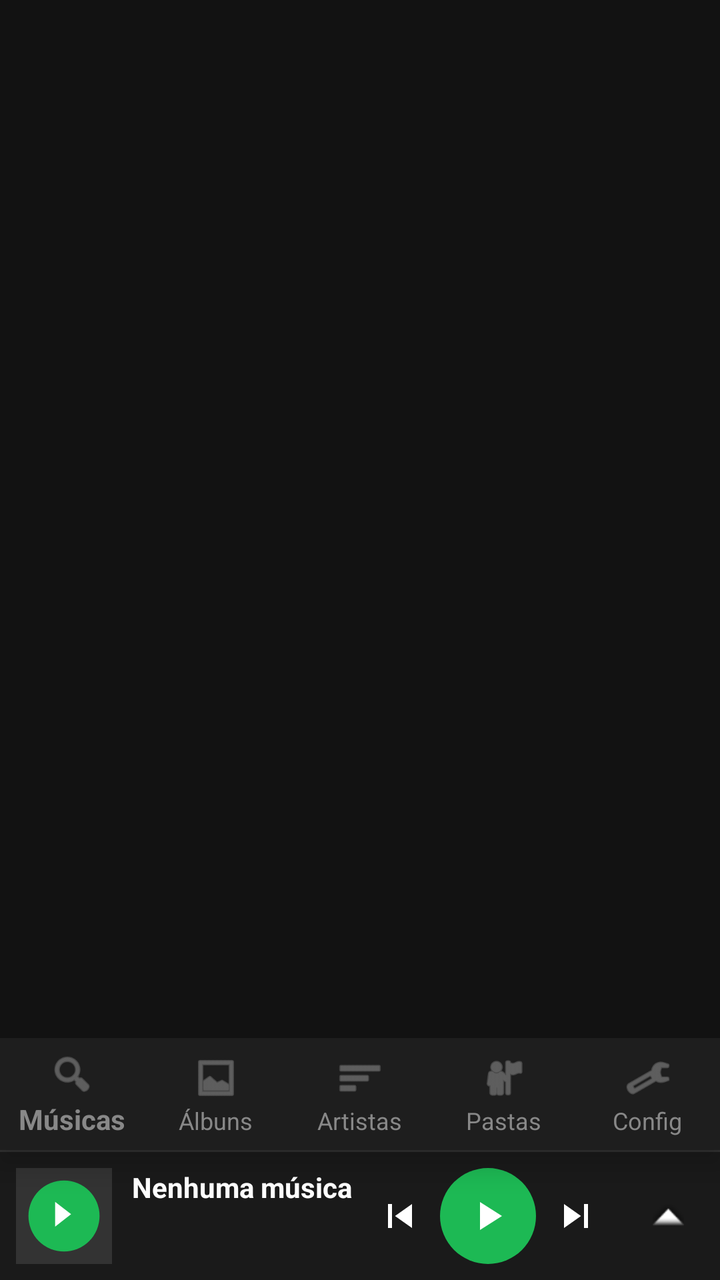
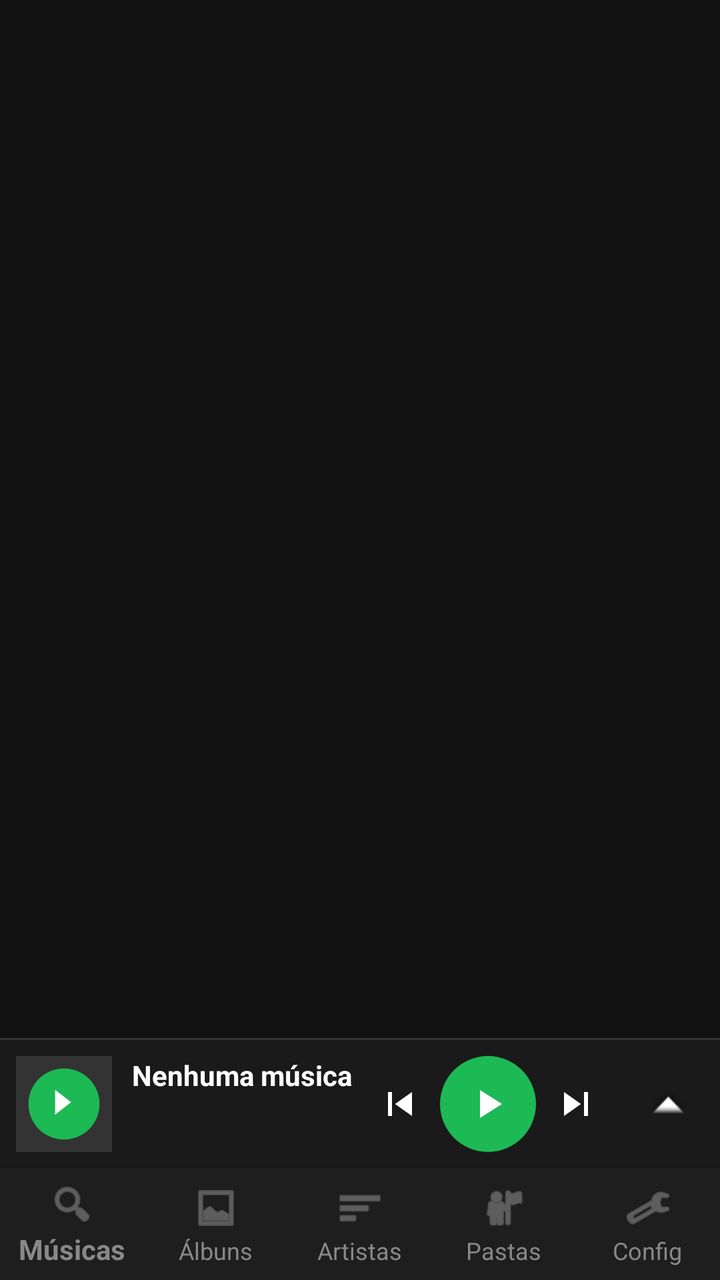

Screens rendered from an Android XML layout before and after an edit, with the pre-edit source and the edit as a unified diff.
<!-- AndroidManifest.xml: application theme Theme.Mp3Player -->
<!-- res/layout/activity_main.xml -->
<?xml version="1.0" encoding="utf-8"?>
<LinearLayout xmlns:android="http://schemas.android.com/apk/res/android"
    xmlns:app="http://schemas.android.com/apk/res-auto"
    android:layout_width="match_parent"
    android:layout_height="match_parent"
    android:orientation="vertical"
    android:background="#121212">

    <LinearLayout
        android:layout_width="match_parent"
        android:layout_height="0dp"
        android:layout_weight="1"
        android:orientation="vertical">

        <EditText
            android:id="@+id/et_search"
            android:layout_width="match_parent"
            android:layout_height="40dp"
            android:layout_margin="8dp"
            android:background="@drawable/search_bg"
            android:drawableStart="@android:drawable/ic_menu_search"
            android:drawablePadding="8dp"
            android:gravity="center_vertical"
            android:hint="Buscar músicas, artistas, álbuns..."
            android:imeOptions="actionSearch"
            android:inputType="text"
            android:maxLines="1"
            android:paddingHorizontal="12dp"
            android:textColor="#FFFFFF"
            android:textColorHint="#666666"
            android:textSize="14sp"
            android:visibility="gone" />

        <androidx.fragment.app.FragmentContainerView
            android:id="@+id/fragment_container"
            android:layout_width="match_parent"
            android:layout_height="match_parent" />
    </LinearLayout>

    <com.google.android.material.bottomnavigation.BottomNavigationView
        android:id="@+id/bottom_navigation"
        android:layout_width="match_parent"
        android:layout_height="wrap_content"
        android:background="#1E1E1E"
        app:menu="@menu/bottom_nav_menu"
        app:itemIconTint="#888888"
        app:itemTextColor="#888888"
        app:labelVisibilityMode="labeled" />

    <View
        android:id="@+id/player_panel_divider"
        android:layout_width="match_parent"
        android:layout_height="1dp"
        android:background="#333333" />

    <LinearLayout
        android:id="@+id/player_panel"
        android:layout_width="match_parent"
        android:layout_height="wrap_content"
        android:orientation="vertical"
        android:background="#1A1A1A">

        <LinearLayout
            android:layout_width="match_parent"
            android:layout_height="wrap_content"
            android:orientation="horizontal"
            android:padding="8dp"
            android:gravity="center_vertical">

            <ImageView
                android:id="@+id/iv_album_art"
                android:layout_width="48dp"
                android:layout_height="48dp"
                android:scaleType="centerCrop"
                android:src="@drawable/ic_launcher_foreground"
                android:background="#333333"
                android:contentDescription="Album art" />

            <RelativeLayout
                android:layout_width="0dp"
                android:layout_height="wrap_content"
                android:layout_weight="1"
                android:layout_marginStart="10dp"
                android:minHeight="48dp">

                <TextView
                    android:id="@+id/tv_song_title"
                    android:layout_width="match_parent"
                    android:layout_height="wrap_content"
                    android:layout_alignParentTop="true"
                    android:text="Nenhuma música"
                    android:textColor="#FFFFFF"
                    android:textSize="14sp"
                    android:textStyle="bold"
                    android:ellipsize="end"
                    android:maxLines="1" />

                <TextView
                    android:id="@+id/tv_song_artist"
                    android:layout_width="match_parent"
                    android:layout_height="wrap_content"
                    android:layout_below="@+id/tv_song_title"
                    android:text=""
                    android:textColor="#AAAAAA"
                    android:textSize="12sp"
                    android:ellipsize="end"
                    android:maxLines="1" />
            </RelativeLayout>

            <LinearLayout
                android:layout_width="wrap_content"
                android:layout_height="48dp"
                android:orientation="horizontal"
                android:gravity="center_vertical"
                android:layout_marginEnd="8dp">

                <ImageButton
                    android:id="@+id/btn_mini_prev"
                    android:layout_width="40dp"
                    android:layout_height="40dp"
                    android:src="@drawable/ic_skip_previous"
                    android:background="?attr/selectableItemBackgroundBorderless"
                    android:contentDescription="Anterior"
                    android:scaleType="centerInside"
                    android:padding="8dp" />

                <ImageButton
                    android:id="@+id/btn_mini_play_pause"
                    android:layout_width="48dp"
                    android:layout_height="48dp"
                    android:src="@drawable/ic_play_arrow"
                    android:background="@drawable/circle_play_bg"
                    android:contentDescription="Play/Pause"
                    android:scaleType="centerInside"
                    android:padding="12dp" />

                <ImageButton
                    android:id="@+id/btn_mini_next"
                    android:layout_width="40dp"
                    android:layout_height="40dp"
                    android:src="@drawable/ic_skip_next"
                    android:background="?attr/selectableItemBackgroundBorderless"
                    android:contentDescription="Próximo"
                    android:scaleType="centerInside"
                    android:padding="8dp" />
            </LinearLayout>

            <ImageButton
                android:id="@+id/btn_expand_player"
                android:layout_width="36dp"
                android:layout_height="36dp"
                android:src="@android:drawable/arrow_up_float"
                android:background="?attr/selectableItemBackgroundBorderless"
                android:contentDescription="Expandir"
                android:scaleType="centerInside" />
        </LinearLayout>

        <LinearLayout
            android:id="@+id/expanded_controls"
            android:layout_width="match_parent"
            android:layout_height="wrap_content"
            android:orientation="vertical"
            android:paddingHorizontal="12dp"
            android:paddingBottom="8dp"
            android:visibility="gone">

            <SeekBar
                android:id="@+id/seek_bar"
                android:layout_width="match_parent"
                android:layout_height="wrap_content" />

            <LinearLayout
                android:layout_width="match_parent"
                android:layout_height="wrap_content"
                android:orientation="horizontal">

                <TextView
                    android:id="@+id/tv_current_time"
                    android:layout_width="0dp"
                    android:layout_height="wrap_content"
                    android:layout_weight="1"
                    android:text="0:00"
                    android:textColor="#AAAAAA"
                    android:textSize="11sp" />

                <TextView
                    android:id="@+id/tv_total_time"
                    android:layout_width="wrap_content"
                    android:layout_height="wrap_content"
                    android:text="0:00"
                    android:textColor="#AAAAAA"
                    android:textSize="11sp" />
            </LinearLayout>

            <LinearLayout
                android:layout_width="match_parent"
                android:layout_height="wrap_content"
                android:layout_marginTop="8dp"
                android:gravity="center"
                android:orientation="horizontal">

                <ImageButton
                    android:id="@+id/btn_shuffle"
                    android:layout_width="44dp"
                    android:layout_height="44dp"
                    android:src="@drawable/ic_shuffle"
                    android:background="?attr/selectableItemBackgroundBorderless"
                    android:contentDescription="Aleatório"
                    android:scaleType="centerInside"
                    android:padding="10dp" />

                <ImageButton
                    android:id="@+id/btn_prev"
                    android:layout_width="44dp"
                    android:layout_height="44dp"
                    android:src="@drawable/ic_skip_previous"
                    android:background="?attr/selectableItemBackgroundBorderless"
                    android:contentDescription="Anterior"
                    android:scaleType="centerInside"
                    android:padding="10dp" />

                <FrameLayout
                    android:layout_width="64dp"
                    android:layout_height="64dp"
                    android:layout_marginHorizontal="20dp">

                    <ImageButton
                        android:id="@+id/btn_play_pause"
                        android:layout_width="64dp"
                        android:layout_height="64dp"
                        android:src="@drawable/ic_play_arrow"
                        android:background="@drawable/circle_play_bg"
                        android:contentDescription="Play/Pause"
                        android:scaleType="centerInside"
                        android:padding="16dp" />
                </FrameLayout>

                <ImageButton
                    android:id="@+id/btn_next"
                    android:layout_width="44dp"
                    android:layout_height="44dp"
                    android:src="@drawable/ic_skip_next"
                    android:background="?attr/selectableItemBackgroundBorderless"
                    android:contentDescription="Próximo"
                    android:scaleType="centerInside"
                    android:padding="10dp" />

                <ImageButton
                    android:id="@+id/btn_repeat"
                    android:layout_width="44dp"
                    android:layout_height="44dp"
                    android:src="@drawable/ic_repeat"
                    android:background="?attr/selectableItemBackgroundBorderless"
                    android:contentDescription="Repetir"
                    android:scaleType="centerInside"
                    android:padding="10dp" />
            </LinearLayout>

            <LinearLayout
                android:layout_width="match_parent"
                android:layout_height="wrap_content"
                android:layout_marginTop="4dp"
                android:gravity="center_vertical"
                android:orientation="horizontal">

                <ImageButton
                    android:id="@+id/btn_sleep_timer"
                    android:layout_width="36dp"
                    android:layout_height="36dp"
                    android:src="@android:drawable/ic_menu_compass"
                    android:background="?attr/selectableItemBackgroundBorderless"
                    android:contentDescription="Sleep timer" />

                <SeekBar
                    android:id="@+id/volume_seekbar"
                    android:layout_width="0dp"
                    android:layout_height="wrap_content"
                    android:layout_weight="1"
                    android:layout_marginHorizontal="8dp" />

                <ImageView
                    android:id="@+id/iv_volume_icon"
                    android:layout_width="24dp"
                    android:layout_height="24dp"
                    android:src="@android:drawable/ic_lock_silent_mode_off"
                    android:contentDescription="Volume" />
            </LinearLayout>
        </LinearLayout>

    </LinearLayout>

</LinearLayout>
<!-- resources referenced by this layout -->
<resources>
  <!-- drawable circle_play_bg (drawable) -->
  <shape xmlns:android="http://schemas.android.com/apk/res/android"
      android:shape="oval">
      <solid android:color="#1DB954" />
      <size android:width="56dp" android:height="56dp" />
  </shape>
  <!-- drawable ic_launcher_foreground (drawable) -->
  <?xml version="1.0" encoding="utf-8"?>
  <vector xmlns:android="http://schemas.android.com/apk/res/android"
      android:width="108dp"
      android:height="108dp"
      android:viewportWidth="108"
      android:viewportHeight="108">
      <path
          android:fillColor="#1DB954"
          android:pathData="M54,54m-40,0a40,40 0,1 1,80 0a40,40 0,1 1,-80 0" />
      <path
          android:fillColor="#FFFFFF"
          android:pathData="M44,38v28l18,-14z" />
  </vector>
  <!-- drawable ic_play_arrow (drawable) -->
  <vector xmlns:android="http://schemas.android.com/apk/res/android"
      android:width="24dp"
      android:height="24dp"
      android:viewportWidth="24"
      android:viewportHeight="24">
      <path
          android:fillColor="#FFFFFF"
          android:pathData="M8,5v14l11,-7z" />
  </vector>
  <!-- drawable ic_repeat (drawable) -->
  <?xml version="1.0" encoding="utf-8"?>
  <vector xmlns:android="http://schemas.android.com/apk/res/android"
      android:width="24dp"
      android:height="24dp"
      android:viewportWidth="24"
      android:viewportHeight="24">
      <path
          android:fillColor="#FFFFFF"
          android:pathData="M7,7h10v3l4,-4l-4,-4v3H5v6h2V7zM17,17H7v-3l-4,4l4,4v-3h12v-6h-2V17z" />
  </vector>
  <!-- drawable ic_shuffle (drawable) -->
  <vector xmlns:android="http://schemas.android.com/apk/res/android"
      android:width="24dp"
      android:height="24dp"
      android:viewportWidth="24"
      android:viewportHeight="24">
      <path
          android:fillColor="#FFFFFF"
          android:pathData="M10.59,9.17L5.41,4L4,5.41l5.17,5.17l1.42,-1.41zM14.5,4l2.04,2.04L4,18.59L5.41,20L17.96,7.46L20,9.5V4h-5.5zM14.83,13.41l-1.41,1.41l3.13,3.13L14.5,20H20v-5.5l-2.04,2.04l-3.13,-3.13z" />
  </vector>
  <!-- drawable ic_skip_next (drawable) -->
  <vector xmlns:android="http://schemas.android.com/apk/res/android"
      android:width="24dp"
      android:height="24dp"
      android:viewportWidth="24"
      android:viewportHeight="24">
      <path
          android:fillColor="#FFFFFF"
          android:pathData="M6,18l8.5,-6L6,6v12zM16,6v12h2V6h-2z" />
  </vector>
  <!-- drawable ic_skip_previous (drawable) -->
  <vector xmlns:android="http://schemas.android.com/apk/res/android"
      android:width="24dp"
      android:height="24dp"
      android:viewportWidth="24"
      android:viewportHeight="24">
      <path
          android:fillColor="#FFFFFF"
          android:pathData="M6,6h2v12H6V6zM9.5,12l8.5,6V6L9.5,12z" />
  </vector>
  <!-- drawable search_bg (drawable) -->
  <?xml version="1.0" encoding="utf-8"?>
  <shape xmlns:android="http://schemas.android.com/apk/res/android">
      <solid android:color="#2A2A2A" />
      <corners android:radius="20dp" />
      <stroke
          android:width="1dp"
          android:color="#444444" />
  </shape>
  <style name="Theme.Mp3Player" parent="Theme.AppCompat.DayNight.NoActionBar">
          <item name="colorPrimary">@color/primary</item>
          <item name="colorPrimaryDark">@color/background</item>
          <item name="colorAccent">@color/primary</item>
          <item name="android:statusBarColor">@color/background</item>
          <item name="android:navigationBarColor">@color/background</item>
      </style>
  <color name="primary">#1DB954</color>
  <color name="background">#121212</color>
</resources>

<!-- the commit's change to res/layout/activity_main.xml (unified diff, before → after) -->
@@ -37,16 +37,6 @@
             android:layout_height="match_parent" />
     </LinearLayout>
 
-    <com.google.android.material.bottomnavigation.BottomNavigationView
-        android:id="@+id/bottom_navigation"
-        android:layout_width="match_parent"
-        android:layout_height="wrap_content"
-        android:background="#1E1E1E"
-        app:menu="@menu/bottom_nav_menu"
-        app:itemIconTint="#888888"
-        app:itemTextColor="#888888"
-        app:labelVisibilityMode="labeled" />
-
     <View
         android:id="@+id/player_panel_divider"
         android:layout_width="match_parent"
@@ -289,4 +279,14 @@
 
     </LinearLayout>
 
+    <com.google.android.material.bottomnavigation.BottomNavigationView
+        android:id="@+id/bottom_navigation"
+        android:layout_width="match_parent"
+        android:layout_height="wrap_content"
+        android:background="#1E1E1E"
+        app:menu="@menu/bottom_nav_menu"
+        app:itemIconTint="#888888"
+        app:itemTextColor="#888888"
+        app:labelVisibilityMode="labeled" />
+
 </LinearLayout>
